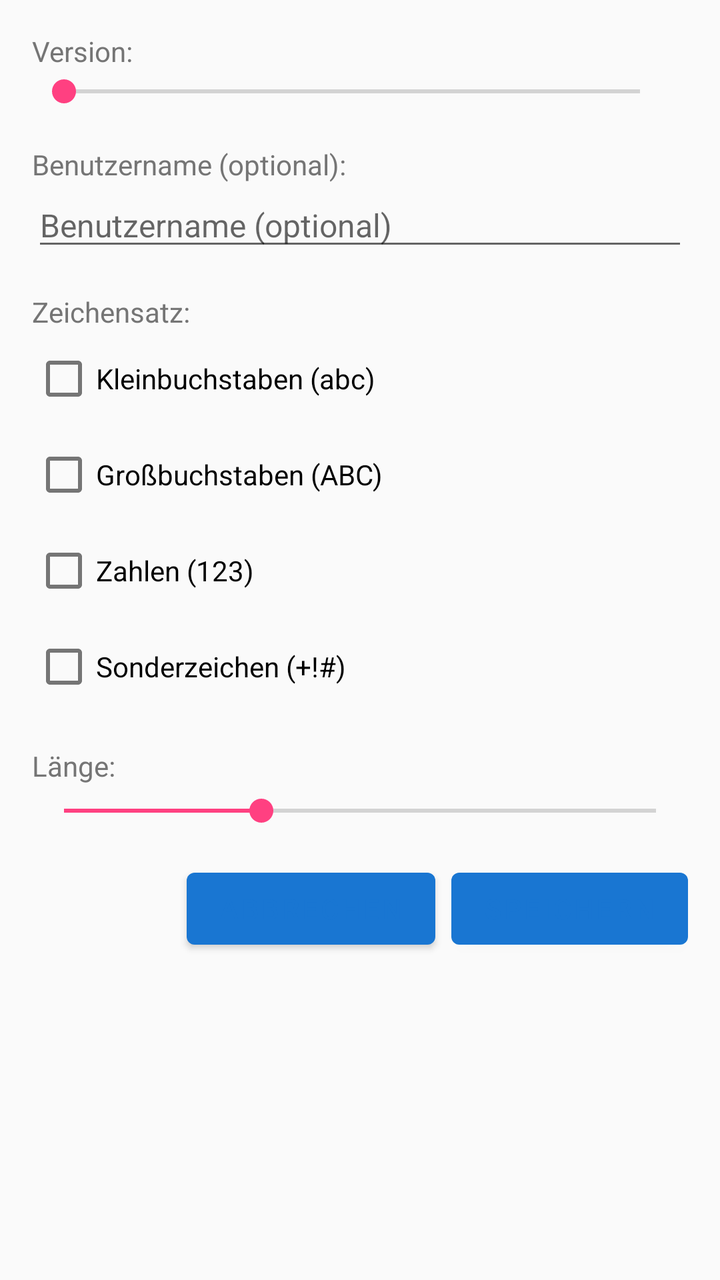
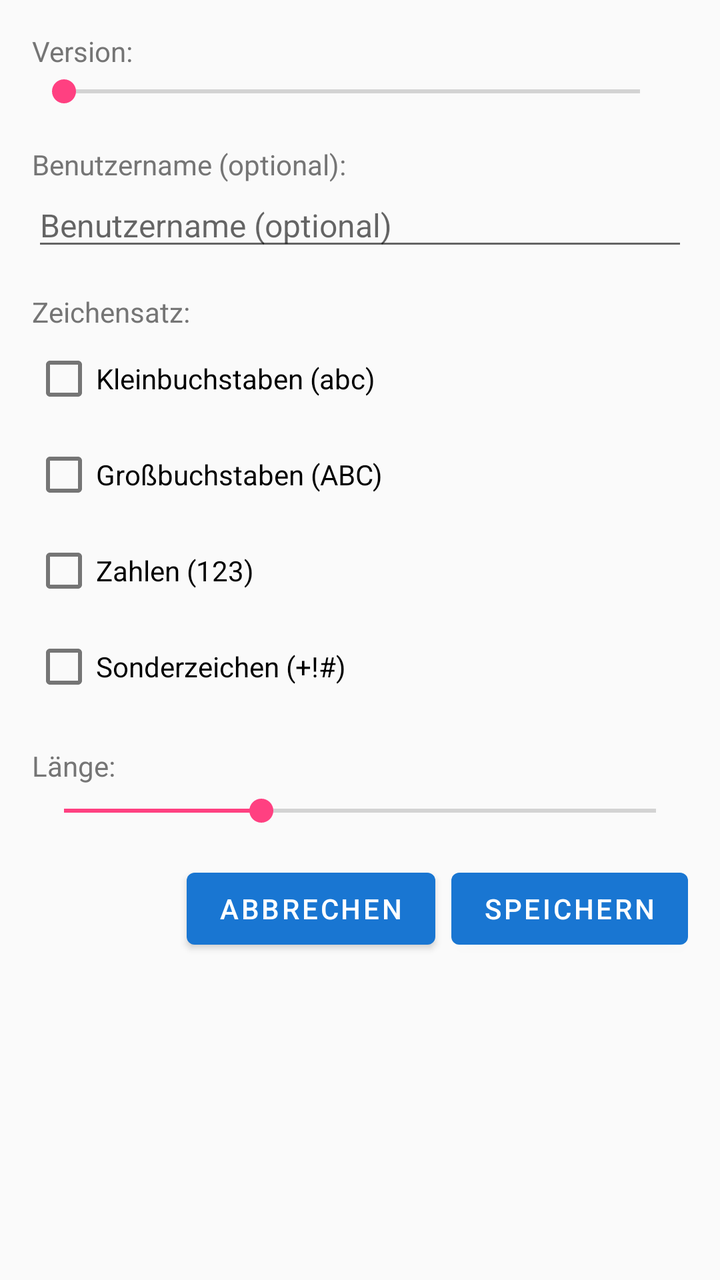

Compare the two renders of this Android layout. The source of the first and the diff that turns it into the second are given below.
<!-- AndroidManifest.xml: application theme AppTheme -->
<!-- res/layout/dialog_update.xml -->
<?xml version="1.0" encoding="utf-8"?>
<LinearLayout xmlns:android="http://schemas.android.com/apk/res/android"
    android:layout_width="match_parent"
    android:layout_height="wrap_content"
    android:orientation="vertical"
    android:padding="16dp">

    <TextView
        android:layout_width="wrap_content"
        android:layout_height="wrap_content"
        android:text="@string/version_label"
        android:textSize="14sp"
        android:textColor="@color/colorCardSubtext" />

    <LinearLayout
        android:layout_width="match_parent"
        android:layout_height="wrap_content"
        android:orientation="horizontal"
        android:gravity="center_vertical">

        <SeekBar
            android:id="@+id/seekbar_version"
            android:layout_width="0dp"
            android:layout_height="wrap_content"
            android:layout_weight="1"
            android:max="9"
            android:progress="0" />

        <TextView
            android:id="@+id/textVersion"
            android:layout_width="wrap_content"
            android:layout_height="wrap_content"
            android:layout_marginStart="8dp"
            android:textSize="16sp"
            android:textStyle="bold" />
    </LinearLayout>

    <TextView
        android:layout_width="wrap_content"
        android:layout_height="wrap_content"
        android:layout_marginTop="16dp"
        android:text="@string/username_optional_label"
        android:textSize="14sp"
        android:textColor="@color/colorCardSubtext" />

    <EditText
        android:id="@+id/editText_username"
        android:layout_width="match_parent"
        android:layout_height="wrap_content"
        android:hint="@string/username_hint"
        android:inputType="textPersonName"
        android:singleLine="true"
        android:importantForAutofill="no"
        android:textSize="16sp" />

    <TextView
        android:layout_width="wrap_content"
        android:layout_height="wrap_content"
        android:layout_marginTop="16dp"
        android:text="@string/character_set_heading"
        android:textSize="14sp"
        android:textColor="@color/colorCardSubtext" />

    <CheckBox
        android:id="@+id/checkbox_lower"
        android:layout_width="wrap_content"
        android:layout_height="wrap_content"
        android:text="@string/checkbox_lower" />

    <CheckBox
        android:id="@+id/checkbox_upper"
        android:layout_width="wrap_content"
        android:layout_height="wrap_content"
        android:text="@string/checkbox_upper" />

    <CheckBox
        android:id="@+id/checkbox_numbers"
        android:layout_width="wrap_content"
        android:layout_height="wrap_content"
        android:text="@string/checkbox_numbers" />

    <CheckBox
        android:id="@+id/checkbox_special"
        android:layout_width="wrap_content"
        android:layout_height="wrap_content"
        android:text="@string/checkbox_special" />

    <TextView
        android:layout_width="wrap_content"
        android:layout_height="wrap_content"
        android:layout_marginTop="16dp"
        android:text="@string/length_heading"
        android:textSize="14sp"
        android:textColor="@color/colorCardSubtext" />

    <SeekBar
        android:id="@+id/seekbar_length"
        android:layout_width="match_parent"
        android:layout_height="wrap_content"
        android:max="30"
        android:progress="10"
        android:layout_marginTop="4dp" />

    <LinearLayout
        android:layout_width="match_parent"
        android:layout_height="wrap_content"
        android:orientation="horizontal"
        android:layout_marginTop="16dp"
        android:gravity="end">

        <Button
            android:id="@+id/btn_cancel"
            android:layout_width="wrap_content"
            android:layout_height="wrap_content"
            android:text="@string/cancel"
            android:textColor="@color/colorPrimary" />

        <Button
            android:id="@+id/btn_save"
            android:layout_width="wrap_content"
            android:layout_height="wrap_content"
            android:layout_marginStart="8dp"
            android:text="@string/save"
            android:textColor="@color/colorPrimary" />
    </LinearLayout>
</LinearLayout>
<!-- resources referenced by this layout -->
<resources>
  <color name="colorCardSubtext">#757575</color>
  <color name="colorPrimary">#1976D2</color>
  <string name="cancel">ABBRECHEN</string>
  <string name="character_set_heading">Zeichensatz:</string>
  <string name="checkbox_lower">Kleinbuchstaben (abc)</string>
  <string name="checkbox_numbers">Zahlen (123)</string>
  <string name="checkbox_special">Sonderzeichen (+!#)</string>
  <string name="checkbox_upper">Großbuchstaben (ABC)</string>
  <string name="length_heading">Länge:</string>
  <string name="save">SPEICHERN</string>
  <string name="username_hint">Benutzername (optional)</string>
  <string name="username_optional_label">Benutzername (optional):</string>
  <string name="version_label">Version:</string>
  <style name="AppTheme" parent="Theme.MaterialComponents.Light.DarkActionBar">
          <item name="colorPrimary">@color/colorPrimary</item>
          <item name="colorPrimaryDark">@color/colorPrimaryDark</item>
          <item name="colorAccent">@color/colorAccent</item>
          <item name="android:windowBackground">@color/colorBackground</item>
      </style>
  <color name="colorPrimaryDark">#1565C0</color>
  <color name="colorAccent">#FF4081</color>
  <color name="colorBackground">#FAFAFA</color>
</resources>

<!-- the commit's change to res/layout/dialog_update.xml (unified diff, before → after) -->
@@ -112,15 +112,13 @@
             android:id="@+id/btn_cancel"
             android:layout_width="wrap_content"
             android:layout_height="wrap_content"
-            android:text="@string/cancel"
-            android:textColor="@color/colorPrimary" />
+            android:text="@string/cancel" />
 
         <Button
             android:id="@+id/btn_save"
             android:layout_width="wrap_content"
             android:layout_height="wrap_content"
             android:layout_marginStart="8dp"
-            android:text="@string/save"
-            android:textColor="@color/colorPrimary" />
+            android:text="@string/save" />
     </LinearLayout>
 </LinearLayout>
